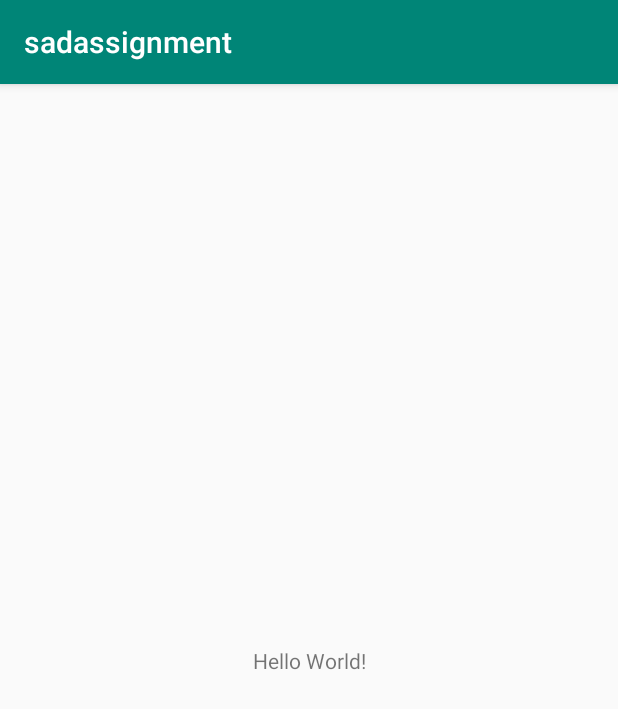
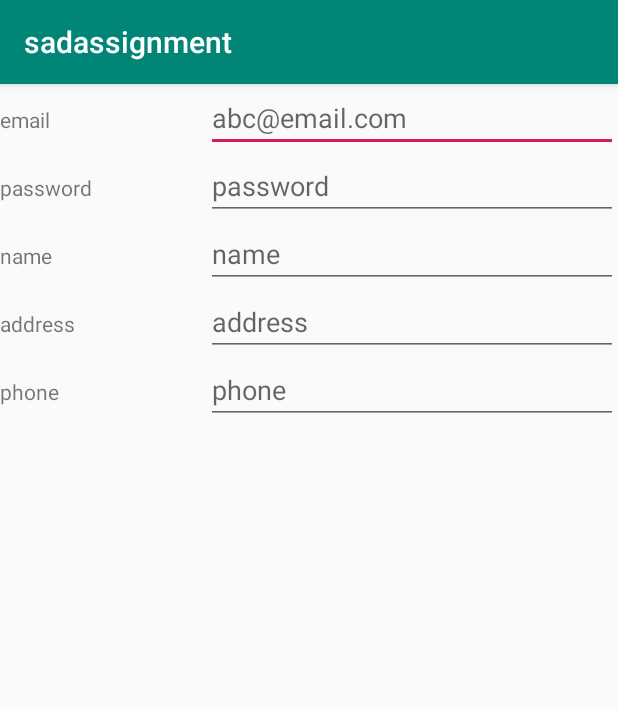
Before and after one commit to ShikshyaDahal/sadassignment, an Android app: the screen it shows after launch (MainActivity), on a phone screen of 412 x 824 dp. Shown: the top 709 px of the screen. Run offline under Robolectric (Android 15) with nearby library versions, the phone set to English and light mode, and no system bars.

Commit message:
adding signup page

```diff
--- a/app/src/main/res/layout/activity_main.xml
+++ b/app/src/main/res/layout/activity_main.xml
@@ -1,18 +1,115 @@
 <?xml version="1.0" encoding="utf-8"?>
-<android.support.constraint.ConstraintLayout xmlns:android="http://schemas.android.com/apk/res/android"
-    xmlns:app="http://schemas.android.com/apk/res-auto"
-    xmlns:tools="http://schemas.android.com/tools"
+<LinearLayout android:layout_height="match_parent"
     android:layout_width="match_parent"
-    android:layout_height="match_parent"
-    tools:context=".MainActivity">
+    android:orientation="vertical"
+    xmlns:android="http://schemas.android.com/apk/res/android">
 
-    <TextView
-        android:layout_width="wrap_content"
+    <LinearLayout
+        android:layout_width="match_parent"
         android:layout_height="wrap_content"
-        android:text="Hello World!"
-        app:layout_constraintBottom_toBottomOf="parent"
-        app:layout_constraintLeft_toLeftOf="parent"
-        app:layout_constraintRight_toRightOf="parent"
-        app:layout_constraintTop_toTopOf="parent" />
+        android:orientation="horizontal"
+        android:weightSum="3">
 
-</android.support.constraint.ConstraintLayout>
+        <TextView
+            android:layout_width="match_parent"
+            android:layout_height="wrap_content"
+            android:text="email"
+            android:layout_weight="2"/>
+
+        <EditText
+            android:layout_width="match_parent"
+            android:layout_height="wrap_content"
+            android:id="@+id/email"
+            android:hint="abc@email.com"
+            android:layout_weight="1"/>
+
+    </LinearLayout>
+
+
+    <LinearLayout
+        android:layout_width="match_parent"
+        android:layout_height="wrap_content"
+        android:orientation="horizontal"
+        android:weightSum="3">
+
+        <TextView
+            android:layout_width="match_parent"
+            android:layout_height="wrap_content"
+            android:text="password"
+            android:layout_weight="2"/>
+
+        <EditText
+            android:layout_width="match_parent"
+            android:layout_height="wrap_content"
+            android:id="@+id/password"
+            android:hint="password"
+            android:inputType="textPassword"
+            android:layout_weight="1"/>
+
+    </LinearLayout>
+
+
+    <LinearLayout
+        android:layout_width="match_parent"
+        android:layout_height="wrap_content"
+        android:orientation="horizontal"
+        android:weightSum="3">
+
+        <TextView
+            android:layout_width="match_parent"
+            android:layout_height="wrap_content"
+            android:text="name"
+            android:layout_weight="2"/>
+
+        <EditText
+            android:layout_width="match_parent"
+            android:layout_height="wrap_content"
+            android:id="@+id/name"
+            android:hint="name"
+            android:layout_weight="1"/>
+
+    </LinearLayout>
+
+    <LinearLayout
+        android:layout_width="match_parent"
+        android:layout_height="wrap_content"
+        android:orientation="horizontal"
+        android:weightSum="3">
+
+        <TextView
+            android:layout_width="match_parent"
+            android:layout_height="wrap_content"
+            android:text="address"
+            android:layout_weight="2"/>
+
+        <EditText
+            android:layout_width="match_parent"
+            android:layout_height="wrap_content"
+            android:id="@+id/address"
+            android:hint="address"
+            android:layout_weight="1"/>
+
+    </LinearLayout>
+
+    <LinearLayout
+        android:layout_width="match_parent"
+        android:layout_height="wrap_content"
+        android:orientation="horizontal"
+        android:weightSum="3">
+
+        <TextView
+            android:layout_width="match_parent"
+            android:layout_height="wrap_content"
+            android:text="phone"
+            android:layout_weight="2"/>
+
+        <EditText
+            android:layout_width="match_parent"
+            android:layout_height="wrap_content"
+            android:id="@+id/phone"
+            android:hint="phone"
+            android:layout_weight="1"/>
+
+    </LinearLayout>
+
+</LinearLayout>
```
